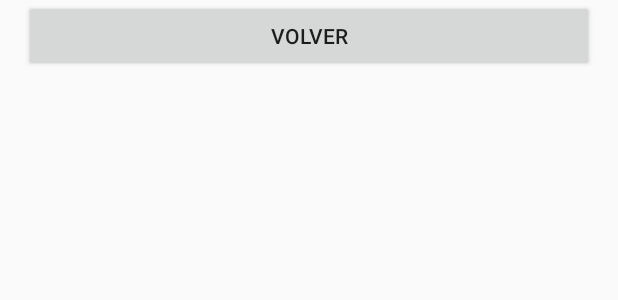
After one commit to emmanuel-soro/X2, an Android app: the layout activity_tomar_foto.xml on its own in the app's theme, with its tools: preview values and no code run, on a phone screen of 412 x 824 dp. The commit adds this screen. Shown: the top 300 px of the screen. Run offline under Robolectric (Android 15) with nearby library versions, the phone set to English and light mode, and no system bars.

Commit message:
Agrego activity tomar foto

```diff
--- a/Android/app/src/main/AndroidManifest.xml
+++ b/Android/app/src/main/AndroidManifest.xml
@@ -11,7 +11,8 @@
         android:roundIcon="@mipmap/ic_launcher_round"
         android:supportsRtl="true"
         android:theme="@style/AppTheme">
-        <activity android:name=".NosotrosActivity"></activity>
+        <activity android:name=".TomarFotoActivity"></activity>
+        <activity android:name=".NosotrosActivity" />
         <activity android:name=".MainActivity">
             <intent-filter>
                 <action android:name="android.intent.action.MAIN" />
--- a/Android/app/src/main/res/layout/activity_main.xml
+++ b/Android/app/src/main/res/layout/activity_main.xml
@@ -46,7 +46,7 @@
                     android:src="@drawable/icono_acceso" />
 
                 <ImageButton
-                    android:id="@+id/btnSolicitarAcceso"
+                    android:id="@+id/btnTomarFoto"
                     android:layout_width="135dp"
                     android:layout_height="129dp"
                     android:layout_alignParentRight="false"
--- /dev/null
+++ b/Android/app/src/main/res/layout/activity_tomar_foto.xml
@@ -0,0 +1,28 @@
+<?xml version="1.0" encoding="utf-8"?>
+<androidx.constraintlayout.widget.ConstraintLayout xmlns:android="http://schemas.android.com/apk/res/android"
+    xmlns:app="http://schemas.android.com/apk/res-auto"
+    xmlns:tools="http://schemas.android.com/tools"
+    android:layout_width="match_parent"
+    android:layout_height="match_parent"
+    tools:context=".TomarFotoActivity">
+
+    <LinearLayout
+        android:layout_width="match_parent"
+        android:layout_height="match_parent"
+        android:paddingLeft="16dp"
+        android:paddingRight="16dp"
+        android:orientation="vertical">
+
+        <ImageView
+            android:id="@+id/imageDisplay"
+            android:layout_width="match_parent"
+            android:layout_height="wrap_content" />
+
+        <Button
+            android:id="@+id/botonVolver"
+            android:layout_width="match_parent"
+            android:layout_height="wrap_content"
+            android:text="Volver" />
+    </LinearLayout>
+
+</androidx.constraintlayout.widget.ConstraintLayout>
```
Also changed, not shown: Android/app/src/main/java/ar/edu/soa/interfaces/RestService.java (+12 -0 lines), Android/app/src/main/java/ar/edu/soa/model/Imagen.java (added, +50 -0 lines), Android/app/src/main/java/ar/edu/soa/smartfarm/MainActivity.java (+14 -0 lines), Android/app/src/main/java/ar/edu/soa/smartfarm/TomarFotoActivity.java (added, +80 -0 lines).
